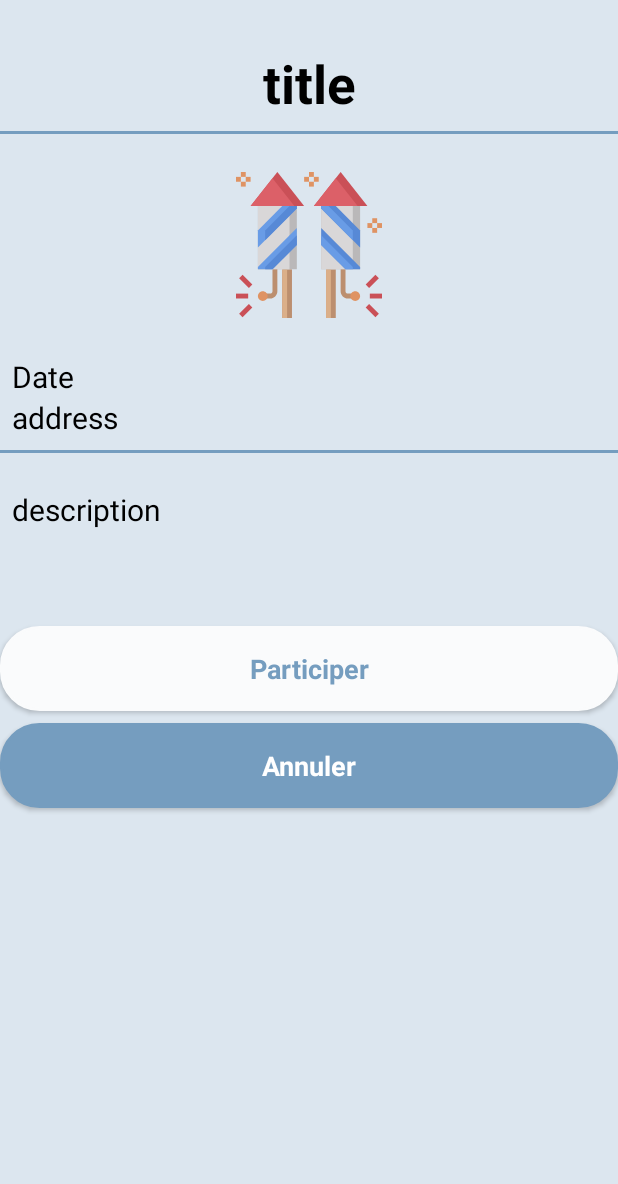
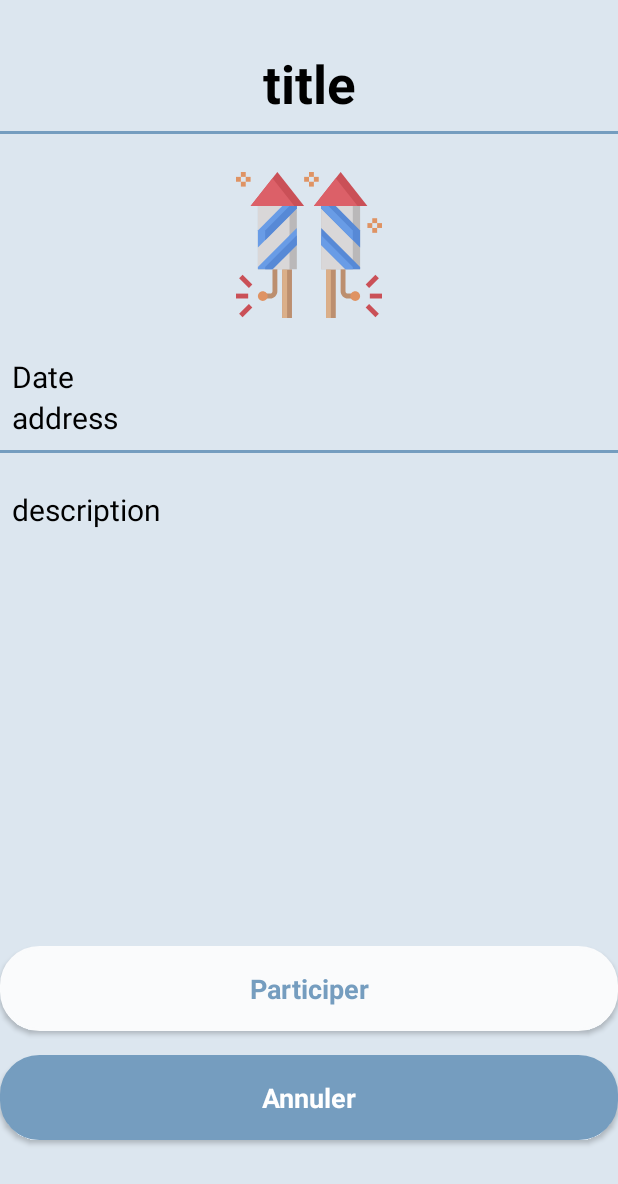
Before and after one commit to iliasafrass/AlloEtudiants, an Android app: the fragment DetailEventFragment shown on its own in the app's theme, on a phone screen of 412 x 824 dp. Shown: the top 1184 px of the screen. Run offline under Robolectric (Android 15) with nearby library versions, the phone set to English and light mode, and no system bars; our stand-ins replace ButterKnife; libraries missing offline, so code that uses them is left out: com.androidadvance.topsnackbar; Roboto replaces fonts that are not available here.

Commit message:
add details for events from Api

```diff
--- a/AlloEtudiants/app/src/main/java/com/example/a707446/alloetudiant/general/repository/Repo.java
+++ b/AlloEtudiants/app/src/main/java/com/example/a707446/alloetudiant/general/repository/Repo.java
@@ -11,4 +11,8 @@ public interface Repo {
     Call<List<Request>> getRequests();
     Call<List<Offer>> getOffers();
     Call<List<Event>> getEvents();
+
+    Call<Event> getEventById(String id);
+    Call<Request> getRequestById(String id);
+    Call<Offer> getOfferById(String id);
 }
--- a/AlloEtudiants/app/src/main/java/com/example/a707446/alloetudiant/general/repository/RepoImpl.java
+++ b/AlloEtudiants/app/src/main/java/com/example/a707446/alloetudiant/general/repository/RepoImpl.java
@@ -34,4 +34,19 @@ public class RepoImpl implements Repo {
     public Call<List<Event>> getEvents() {
         return retrofit.create(AlloEtudiantRestClient.class).getEvents();
     }
+
+    @Override
+    public Call<Event> getEventById(String id) {
+        return retrofit.create(AlloEtudiantRestClient.class).getEventById(id);
+    }
+
+    @Override
+    public Call<Request> getRequestById(String id) {
+        return retrofit.create(AlloEtudiantRestClient.class).getRequestById(id);
+    }
+
+    @Override
+    public Call<Offer> getOfferById(String id) {
+        return retrofit.create(AlloEtudiantRestClient.class).getOfferById(id);
+    }
 }
--- a/AlloEtudiants/app/src/main/java/com/example/a707446/alloetudiant/general/services/AlloEtudiantRestClient.java
+++ b/AlloEtudiants/app/src/main/java/com/example/a707446/alloetudiant/general/services/AlloEtudiantRestClient.java
@@ -12,6 +12,7 @@ import retrofit2.Call;
 import retrofit2.http.Body;
 import retrofit2.http.GET;
 import retrofit2.http.POST;
+import retrofit2.http.Path;
 
 public interface AlloEtudiantRestClient {
 
@@ -30,4 +31,13 @@ public interface AlloEtudiantRestClient {
 
     @GET("/requests")
     Call<List<Request>> getRequests();
+
+    @GET("/events/{id}")
+    Call<Event> getEventById(@Path("id")String id);
+
+    @GET("/requests/{id}")
+    Call<Request> getRequestById(@Path("id")String id);
+
+    @GET("/offers/{id}")
+    Call<Offer> getOfferById(@Path("id")String id);
 }
--- a/AlloEtudiants/app/src/main/java/com/example/a707446/alloetudiant/general/services/RetrofitClientInstance.java
+++ b/AlloEtudiants/app/src/main/java/com/example/a707446/alloetudiant/general/services/RetrofitClientInstance.java
@@ -20,7 +20,10 @@ import retrofit2.converter.gson.GsonConverterFactory;
 
 public class RetrofitClientInstance {
 
-    private static final String BASE_URL ="http://10.0.2.2:5000";
+    private static final String BASE_URL ="https://10.0.2.2:5000";
+
+//    private static final String BASE_URL ="https://alloetudiantapi.herokuapp.com";
+
     private static Retrofit retrofit = null;
 
     static OkHttpClient httpClient = new OkHttpClient.Builder()
--- a/AlloEtudiants/app/src/main/java/com/example/a707446/alloetudiant/recherche/RechercheFragment.java
+++ b/AlloEtudiants/app/src/main/java/com/example/a707446/alloetudiant/recherche/RechercheFragment.java
@@ -88,8 +88,6 @@ public class RechercheFragment extends AbstractFragment {
     @Override
     public void onResume() {
         super.onResume();
-        Toast.makeText(getContext(), "onResume", Toast.LENGTH_SHORT).show();
-//        mPresenter.sendRequestsToView();
         viewPager.setAdapter(new PagerAdapter(getFragmentManager(), tabLayout.getTabCount()));
         viewPager.addOnPageChangeListener(new TabLayout.TabLayoutOnPageChangeListener(tabLayout));
         tabLayout.setupWithViewPager(viewPager);
--- /dev/null
+++ b/AlloEtudiants/app/src/main/java/com/example/a707446/alloetudiant/recherche/tabFragments/evenement/detail/DetailEvenementContract.java
@@ -0,0 +1,15 @@
+package com.example.a707446.alloetudiant.recherche.tabFragments.evenement.detail;
+
+import com.example.a707446.alloetudiant.general.model.pojo.Event;
+
+public interface DetailEvenementContract {
+    interface View {
+         void getEventById(Event event);
+    }
+
+    interface Presenter {
+
+        void StartgetEventById(String id);
+    }
+
+}
--- /dev/null
+++ b/AlloEtudiants/app/src/main/java/com/example/a707446/alloetudiant/recherche/tabFragments/evenement/detail/DetailEvenementpresenter.java
@@ -0,0 +1,46 @@
+package com.example.a707446.alloetudiant.recherche.tabFragments.evenement.detail;
+
+import android.util.Log;
+
+import com.example.a707446.alloetudiant.general.model.pojo.Event;
+import com.example.a707446.alloetudiant.general.repository.Repo;
+import com.example.a707446.alloetudiant.general.repository.RepoImpl;
+
+import retrofit2.Call;
+import retrofit2.Callback;
+import retrofit2.Response;
+
+public class DetailEvenementpresenter implements DetailEvenementContract.Presenter  {
+
+    // Constants
+    private static final String TAG = DetailEvenementContract.class.getSimpleName();
+
+    // Globals
+    private DetailEvenementContract.View mView;
+    private Repo mRepo;
+
+    public DetailEvenementpresenter(DetailEvenementContract.View view) {
+        mView = view;
+        mRepo = new RepoImpl();
+
+    }
+    @Override
+    public void StartgetEventById(String id) {
+        mRepo.getEventById(id).enqueue(
+               new Callback<Event>() {
+                    @Override
+                    public void onResponse(Call<Event> call, Response<Event> response) {
+                        if(response.body() != null)
+                           mView.getEventById(response.body());
+                        else
+                            Log.d("response", "response is null");
+                       }
+
+                   @Override
+                   public void onFailure(Call<Event> call, Throwable t) {
+                       System.out.println("#########");
+                       System.out.println("Something went wrong in detail Event presenter ! :(");
+                   }
+                });
+    }
+}
--- a/AlloEtudiants/app/src/main/java/com/example/a707446/alloetudiant/recherche/tabFragments/evenement/detail/DetailEventFragment.java
+++ b/AlloEtudiants/app/src/main/java/com/example/a707446/alloetudiant/recherche/tabFragments/evenement/detail/DetailEventFragment.java
@@ -5,13 +5,18 @@ import android.os.Bundle;
 import android.support.annotation.NonNull;
 import android.support.annotation.Nullable;
 import android.support.v4.app.Fragment;
+import android.support.v4.content.ContextCompat;
+import android.util.Log;
+import android.view.Gravity;
 import android.view.LayoutInflater;
 import android.view.View;
 import android.view.ViewGroup;
+import android.widget.FrameLayout;
 import android.widget.ImageView;
 import android.widget.TextView;
 import android.widget.Toast;
 
+import com.androidadvance.topsnackbar.TSnackbar;
 import com.example.a707446.alloetudiant.R;
 import com.example.a707446.alloetudiant.general.model.pojo.Event;
 import com.example.a707446.alloetudiant.general.view.AbstractFragment;
@@ -24,7 +29,7 @@ import butterknife.ButterKnife;
 /**
  * A simple {@link Fragment} subclass.
  */
-public class DetailEventFragment extends AbstractFragment {
+public class DetailEventFragment extends AbstractFragment implements DetailEvenementContract.View {
 
     //Views
     @BindView(R.id.title_event_detail)
@@ -42,12 +47,14 @@ public class DetailEventFragment extends AbstractFragment {
     @BindView(R.id.address_event_detail)
     public TextView address;
 
-    private Event event;
+    private DetailEvenementContract.Presenter mPresenter;
+    private Event mEvent;
     private String idEvent;
+    public BottomBar.EnableBottomBar enableBottomBar;
 
-    public BottomBar.EnableBottomBar enableBottomBar;
     public DetailEventFragment() {
         // Required empty public constructor
+
     }
 
     @Override
@@ -65,13 +72,19 @@ public class DetailEventFragment extends AbstractFragment {
                              Bundle savedInstanceState) {
         View view = inflater.inflate(R.layout.fragment_detail_event,null);
         mUnbinder = ButterKnife.bind(this,view);
-/*
-        title.setText(event.getTitle());
+        mPresenter = new DetailEvenementpresenter(this);
+
+        mEvent = new Event();
+
+        mPresenter.StartgetEventById(idEvent);
+
+    /*
+        title.setText(mEvent.getTitle());
         icon.setImageResource(R.drawable.ic_events);
-        date.setText(event.getDates().toString());
-        description.setText(event.getDescription());
-        address.setText(event.getAddress());*/
-
+        date.setText(mEvent.getDates().toString());
+        description.setText(mEvent.getDescription());
+        address.setText(mEvent.getAddress());
+*/
         getActivity().setTitle(R.string.toolbar_details);
 
         return view;
@@ -81,7 +94,6 @@ public class DetailEventFragment extends AbstractFragment {
     public void onViewCreated(@NonNull View view, @Nullable Bundle savedInstanceState) {
         super.onViewCreated(view, savedInstanceState);
         NavigationActivity.firstChildFragment = false;
-        Toast.makeText(view.getContext(), idEvent, Toast.LENGTH_LONG).show();
     }
 
     @Override
@@ -90,4 +102,21 @@ public class DetailEventFragment extends AbstractFragment {
         enableBottomBar = (BottomBar.EnableBottomBar)getContext();
         enableBottomBar.enableBottomBar();
     }
+
+    @Override
+    public void getEventById(Event event) {
+        Log.d("event", event.getId());
+        this.mEvent = event;
+
+        if(mEvent != null) {
+            Toast.makeText(this.getView().getContext(), mEvent.getId(), Toast.LENGTH_LONG).show();
+            Log.d("mEvent", mEvent.getId());
+        }
+        else{
+            Toast.makeText(this.getView().getContext(), "null", Toast.LENGTH_LONG).show();
+            Log.d("mEvent", "null");
+        }
+    }
+
+
 }
--- a/AlloEtudiants/app/src/main/res/layout/fragment_detail_event.xml
+++ b/AlloEtudiants/app/src/main/res/layout/fragment_detail_event.xml
@@ -103,7 +103,7 @@
         style="@style/Base.TextAppearance.AppCompat.Body1"
         android:layout_width="match_parent"
         android:layout_height="wrap_content"
-        android:layout_marginTop="64dp"
+        android:layout_marginBottom="16dp"
         android:background="@drawable/background_login"
         android:clickable="true"
         android:padding="16dp"
@@ -112,7 +112,7 @@
         android:textColor="#759dbf"
         android:textSize="18sp"
         android:textStyle="bold"
-        app:layout_constraintTop_toBottomOf="@+id/description_event_detail"
+        app:layout_constraintBottom_toTopOf="@+id/annuler"
         tools:layout_editor_absoluteX="7dp" />
 
     <Button
@@ -120,7 +120,7 @@
         style="@style/Base.TextAppearance.AppCompat.Body1"
         android:layout_width="match_parent"
         android:layout_height="wrap_content"
-        android:layout_marginTop="8dp"
+        android:layout_marginBottom="64dp"
         android:background="@drawable/background_signup"
         android:clickable="true"
         android:padding="16dp"
@@ -129,7 +129,7 @@
         android:textColor="#fff"
         android:textSize="18sp"
         android:textStyle="bold"
-        app:layout_constraintTop_toBottomOf="@+id/participer"
+        app:layout_constraintBottom_toBottomOf="parent"
         tools:layout_editor_absoluteX="7dp" />
 
 
```
Also changed, not shown: AlloEtudiants/app/src/main/res/layout/fragment_detail_offer.xml (+4 -4 lines), AlloEtudiants/app/src/main/res/layout/fragment_detail_request.xml (+4 -4 lines).
